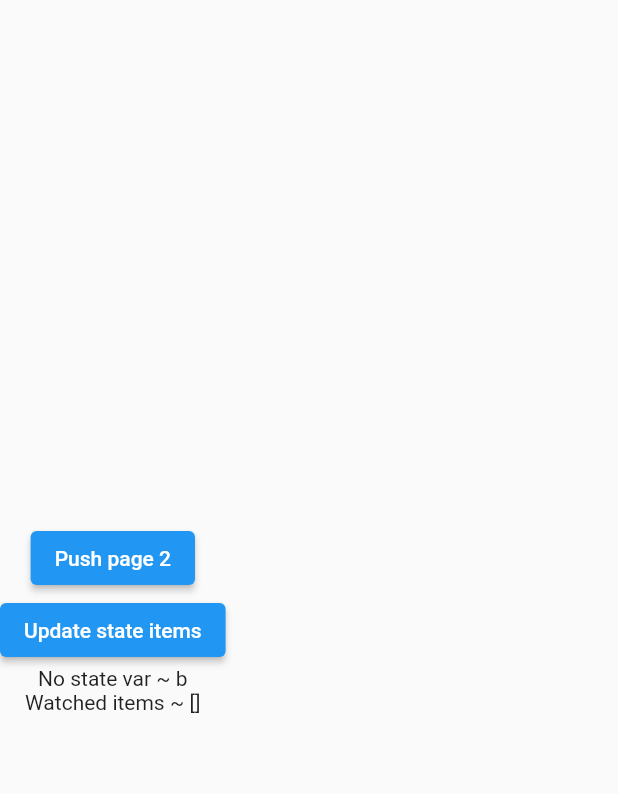
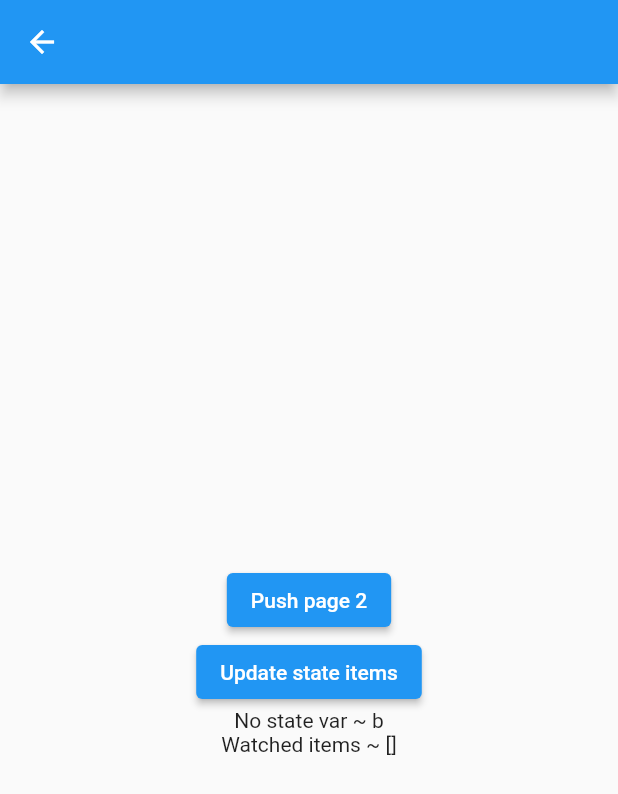
Before and after one commit to ryanadrig/flutter_navigator_demo, a Flutter app: the screen it shows after launch, after a tap on "Push page 1", on a phone screen of 412 x 824 dp. Shown: the top 794 px of the screen. Run offline on Flutter 3.47's test engine with Material 2 defaults, Android fonts, the phone set to English and light mode, and no system bars.

```diff
--- a/lib/main.dart
+++ b/lib/main.dart
@@ -19,6 +19,7 @@ class MyApp extends StatelessWidget {
   Widget build(BuildContext context) {
     return MaterialApp(
       title: 'Flutter Demo',
+      debugShowCheckedModeBanner: false,
       theme: ThemeData(
 
         primarySwatch: Colors.blue,
--- a/lib/nav_push_demo.dart
+++ b/lib/nav_push_demo.dart
@@ -1,13 +1,19 @@
 import 'package:flutter/material.dart';
 import 'package:provider/provider.dart';
+import 'package:navigator_demo/new_nav_demo.dart';
 
 // Example of why pushing multiple routes won't work
 // If you go through the pages more than once, and update
 // the state observable, the issues is clearly reflected in logs
 
 
-// This can be updated with push allowing for data to be passed in some cases
+// Simple globals are updated with push allowing for data to be passed in some cases
+// but it is not recommended for encapuslation purposes. This is an anti-pattern in almost all cases
 String nostatevar = "a";
+
+// This is one of the few cases, for mobile where a global is acceptable. It is only set once
+Size ss = Size(0,0);
+
 
 class CartModel extends ChangeNotifier {
   /// Internal, private state of the cart.
@@ -16,6 +22,11 @@ class CartModel extends ChangeNotifier {
 
   void add(String item) {
     _items.add(item);
+    notifyListeners();
+  }
+
+  void clear(){
+    _items.clear();
     notifyListeners();
   }
 
@@ -31,20 +42,49 @@ class NavDemoRoot extends StatefulWidget {
 
 class _NavDemoRootState extends State<NavDemoRoot> {
 
+  double dd_menu_height = 0.0;
+  bool dd_expanded = false;
+  Color dd_menu_color =  Colors.grey[200]!;
+  double page_height = 0;
   @override
   Widget build(BuildContext context) {
-    print("root BUILD");
-    return Scaffold(
-        appBar: AppBar(leading: DropdownButton(
-          onChanged: (val){
-            if (val == "cyc"){
+    ss= MediaQuery.of(context).size;
+    page_height = ss.height - AppBar().preferredSize.height - MediaQuery.of(context).padding.top;
+    print("root BUILD padding " );
+    return SafeArea(child:Scaffold(
+        appBar: AppBar(title:
+       IconButton(
+          icon: Icon(Icons.menu),
+          onPressed: (){
+            if (dd_menu_height == 0.0) {
+              setState(() {
+                dd_menu_height = ss.height * .2;
+                dd_expanded = true;
+              });
+            }
+            else{
+              setState(() {
+                dd_menu_height = 0.0;
+                dd_expanded = false;
+              });
+            }
 
-            }
           },
-          items: [DropdownMenuItem(child: Text("Cyclic Example"), value: "cyc",)],
+
         ),),
-        body:Container(child:  Column(
+        body:
+   Container(
+    width: ss.width,
+    child:  Column(
+        children:[
+      Stack(children:[
+
+        Container(
+          width: ss.width,
+          height: page_height ,
+          child:  Column(
         mainAxisAlignment: MainAxisAlignment.center,
+        crossAxisAlignment: CrossAxisAlignment.center,
         children:[
           ElevatedButton(onPressed: (){
             print("push page 1 press");
@@ -61,11 +101,58 @@ class _NavDemoRootState extends State<NavDemoRoot> {
           },
             child:Text("Update state items"),
           ),
-
+          ElevatedButton(onPressed: (){
+            print("update states from root");
+            context.read<CartModel>().clear();
+          },
+            child:Text("Clear state"),
+          ),
           Text("No state var ~ " + nostatevar),
 
           Text("Watched items ~ " + '${context.watch<CartModel>()._items}')
-        ]),));
+        ]),),
+        AnimatedContainer(duration: Duration(milliseconds: 300),
+            height: dd_menu_height,
+            child:Container(
+
+              child: Column(
+                mainAxisAlignment: MainAxisAlignment.spaceEvenly,
+                crossAxisAlignment: CrossAxisAlignment.center,
+                children: [
+                  Expanded(child:
+              AnimatedContainer(duration: Duration(milliseconds: 300),
+                height: dd_menu_height/2,
+                  child: GestureDetector(
+              onTap: (){
+                  Navigator.pushAndRemoveUntil(
+                      context, MaterialPageRoute(builder: (_) =>
+                      NavDemoRoot()), (route) => false);
+            },
+              child:Container(
+                  decoration: BoxDecoration(border: Border.all(color: Colors.black, width: dd_expanded? 1.0:0),
+                    color: dd_menu_color,),
+                  width: ss.width*.5,
+
+                  child:Center(child:Text("Standard Nav"),)),))),
+                  Expanded(child: AnimatedContainer(duration: Duration(milliseconds: 300),
+                      height: dd_menu_height/2,
+                      child:GestureDetector(
+                    onTap: (){
+                        Navigator.pushAndRemoveUntil(
+                  context, MaterialPageRoute(builder: (_) =>
+                  NewNavRoot()), (route) => false);
+            },
+                child: Container(
+                    width: ss.width*.5,
+                    decoration: BoxDecoration(border: Border.all(color: Colors.black, width:  dd_expanded? 1.0:0),
+                      color: dd_menu_color,),
+                    child:
+                    Center(child:Text("New Nav"))))))
+              ],),)
+
+        ),
+
+      ])]))));
   }
 }
 
@@ -80,11 +167,14 @@ class _Page1State extends State<Page1> {
   @override
   Widget build(BuildContext context) {
     print("page 1 BUILD");
-    return Scaffold(body:Container(
-
+    return Scaffold(
+        appBar: AppBar(),
+        body:Container(
+        width: ss.width,
         child:
         Column(
             mainAxisAlignment: MainAxisAlignment.center,
+            crossAxisAlignment: CrossAxisAlignment.center,
             children:[
               ElevatedButton(onPressed: (){
                 print("push page 2 press");
@@ -122,12 +212,18 @@ class _Page2State extends State<Page2> {
   @override
   Widget build(BuildContext context) {
     print("page 2 BUILD");
-    return Scaffold(body:Container(child:
+    return Scaffold(
+      appBar: AppBar(),
+      body:Container(
+        width: ss.width,
+        child:
     Column(
         mainAxisAlignment: MainAxisAlignment.center,
+        crossAxisAlignment: CrossAxisAlignment.center,
         children:[
     ElevatedButton(onPressed: (){
       print("push root press");
+      nostatevar = "a";
       Navigator.of(context).push(
           MaterialPageRoute(builder: (context){return NavDemoRoot();}));
     },
@@ -140,6 +236,10 @@ class _Page2State extends State<Page2> {
               NavDemoRoot()), (route) => false);
         }, child: Text("Push and remove root")),
 
+          Text("No state var ~ " + nostatevar),
+
+          Text("Watched items ~ " + '${context.watch<CartModel>()._items}')
+
     ])
     ),);
   }
```
Also changed, not shown: lib/new_nav_demo.dart (added, +307 -0 lines).
